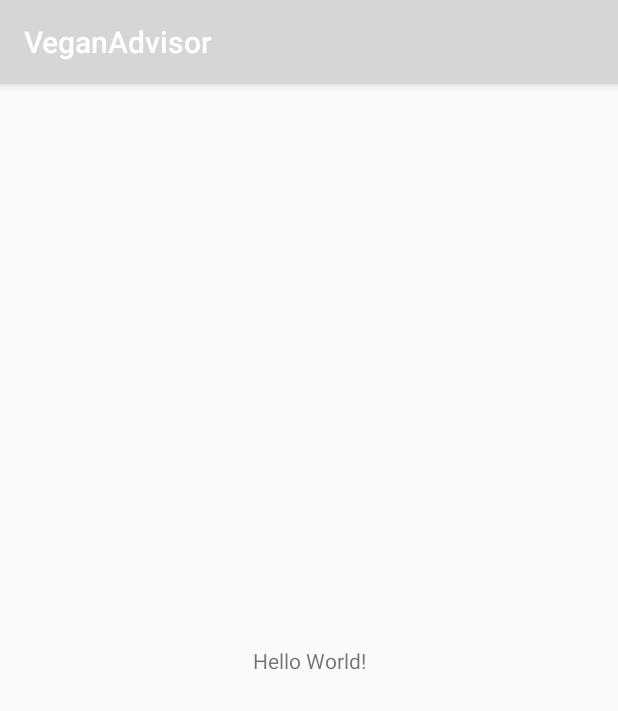
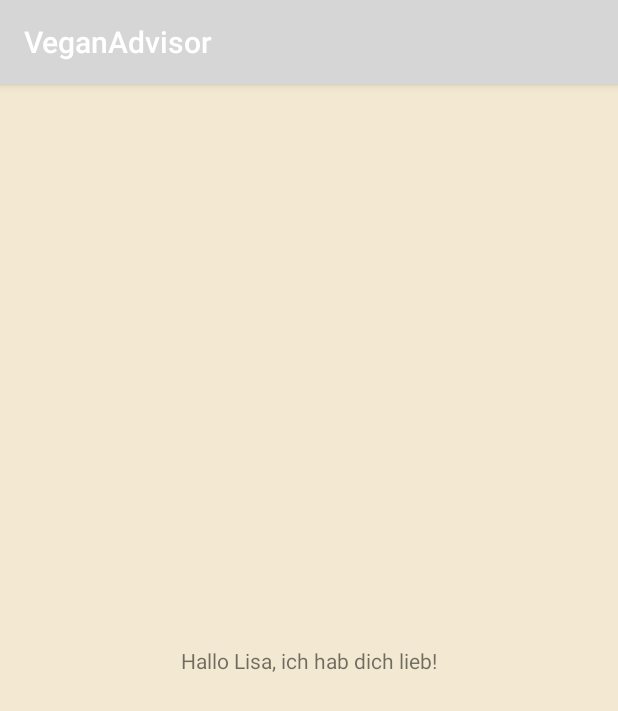
Before and after one commit to LisaEhmann/veganadvisor, an Android app: the screen it shows after launch (MainActivity), on a phone screen of 412 x 824 dp. Shown: the top 711 px of the screen. Run offline under Robolectric (Android 15) with nearby library versions, the phone set to English and light mode, and no system bars.

Commit message:
Hintergrundfarbe geändert und Test auf Startseite in activity_main.xml

```diff
--- a/app/src/main/res/layout/activity_main.xml
+++ b/app/src/main/res/layout/activity_main.xml
@@ -4,12 +4,13 @@
     xmlns:tools="http://schemas.android.com/tools"
     android:layout_width="match_parent"
     android:layout_height="match_parent"
+    android:background="@color/eierfarbe"
     tools:context=".MainActivity">
 
     <TextView
         android:layout_width="wrap_content"
         android:layout_height="wrap_content"
-        android:text="Hello World!"
+        android:text="Hallo Lisa, ich hab dich lieb!"
         app:layout_constraintBottom_toBottomOf="parent"
         app:layout_constraintLeft_toLeftOf="parent"
         app:layout_constraintRight_toRightOf="parent"
```
